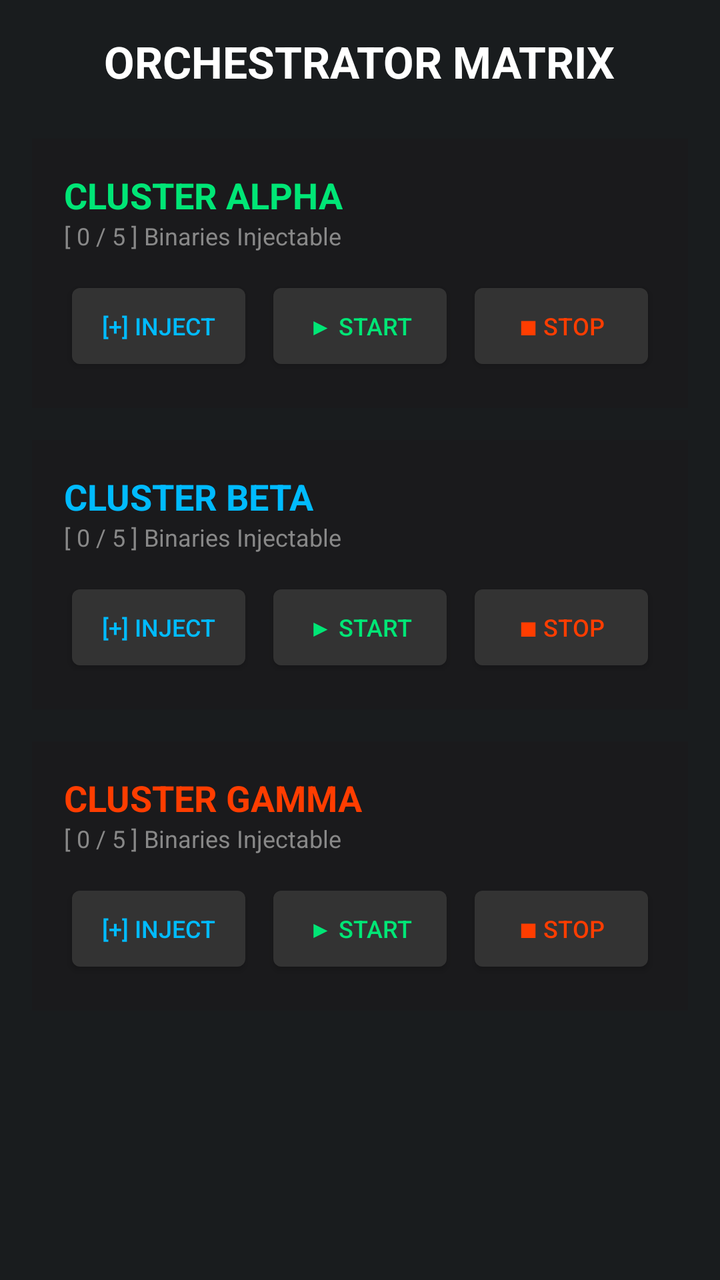
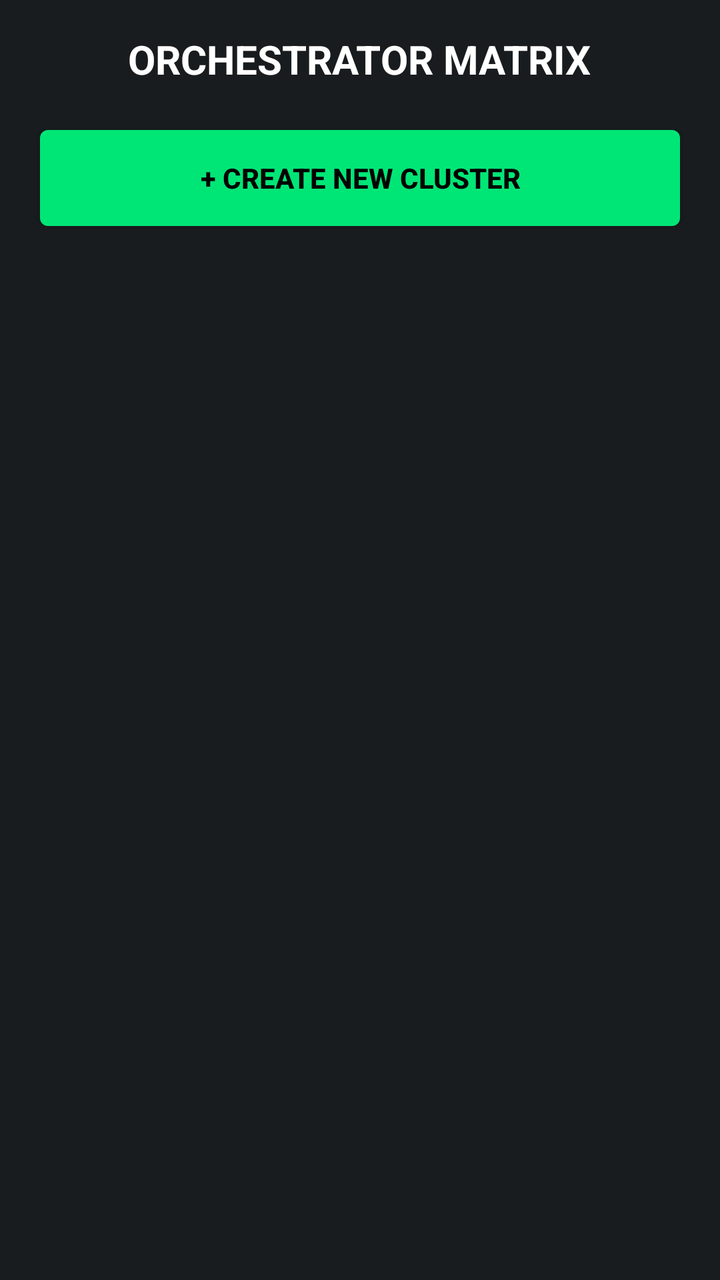

Compare the two renders of this Android layout. The source of the first and the diff that turns it into the second are given below.
<!-- AndroidManifest.xml: application theme android:Theme.DeviceDefault.NoActionBar -->
<!-- res/layout/layout_clusters.xml -->
<?xml version="1.0" encoding="utf-8"?>
<ScrollView xmlns:android="http://schemas.android.com/apk/res/android"
    android:layout_width="match_parent" android:layout_height="match_parent" android:padding="16dp">
    <LinearLayout android:layout_width="match_parent" android:layout_height="wrap_content" android:orientation="vertical" android:layout_marginBottom="90dp">
        
        <TextView android:layout_width="wrap_content" android:layout_height="wrap_content" android:text="ORCHESTRATOR MATRIX" android:textColor="#FFFFFF" android:textSize="22sp" android:textStyle="bold" android:layout_marginBottom="24dp" android:layout_gravity="center"/>

        
        <LinearLayout android:layout_width="match_parent" android:layout_height="wrap_content" android:orientation="vertical" android:background="#1A1A1C" android:padding="16dp" android:layout_marginBottom="16dp">
            <TextView android:layout_width="wrap_content" android:layout_height="wrap_content" android:text="CLUSTER ALPHA" android:textColor="#00E676" android:textStyle="bold" android:textSize="18sp"/>
            <TextView android:id="@+id/tvAlphaStatus" android:layout_width="wrap_content" android:layout_height="wrap_content" android:text="[ 0 / 5 ] Binaries Injectable" android:textColor="#888888" android:textSize="12sp" android:layout_marginBottom="12dp"/>
            <LinearLayout android:layout_width="match_parent" android:layout_height="wrap_content" android:orientation="horizontal" android:weightSum="3">
                <Button android:id="@+id/btnAlphaInject" android:layout_width="0dp" android:layout_height="50dp" android:layout_weight="1" android:text="[+] INJECT" android:backgroundTint="#333333" android:textColor="#00BBFF" android:textSize="12sp" android:layout_marginRight="4dp"/>
                <Button android:id="@+id/btnAlphaStart" android:layout_width="0dp" android:layout_height="50dp" android:layout_weight="1" android:text="▶ START" android:backgroundTint="#333333" android:textColor="#00E676" android:textSize="12sp" android:layout_marginHorizontal="2dp"/>
                <Button android:id="@+id/btnAlphaStop" android:layout_width="0dp" android:layout_height="50dp" android:layout_weight="1" android:text="■ STOP" android:backgroundTint="#333333" android:textColor="#FF3D00" android:textSize="12sp" android:layout_marginLeft="4dp"/>
            </LinearLayout>
        </LinearLayout>

        
        <LinearLayout android:layout_width="match_parent" android:layout_height="wrap_content" android:orientation="vertical" android:background="#1A1A1C" android:padding="16dp" android:layout_marginBottom="16dp">
            <TextView android:layout_width="wrap_content" android:layout_height="wrap_content" android:text="CLUSTER BETA" android:textColor="#00BBFF" android:textStyle="bold" android:textSize="18sp"/>
            <TextView android:id="@+id/tvBetaStatus" android:layout_width="wrap_content" android:layout_height="wrap_content" android:text="[ 0 / 5 ] Binaries Injectable" android:textColor="#888888" android:textSize="12sp" android:layout_marginBottom="12dp"/>
            <LinearLayout android:layout_width="match_parent" android:layout_height="wrap_content" android:orientation="horizontal" android:weightSum="3">
                <Button android:id="@+id/btnBetaInject" android:layout_width="0dp" android:layout_height="50dp" android:layout_weight="1" android:text="[+] INJECT" android:backgroundTint="#333333" android:textColor="#00BBFF" android:textSize="12sp" android:layout_marginRight="4dp"/>
                <Button android:id="@+id/btnBetaStart" android:layout_width="0dp" android:layout_height="50dp" android:layout_weight="1" android:text="▶ START" android:backgroundTint="#333333" android:textColor="#00E676" android:textSize="12sp" android:layout_marginHorizontal="2dp"/>
                <Button android:id="@+id/btnBetaStop" android:layout_width="0dp" android:layout_height="50dp" android:layout_weight="1" android:text="■ STOP" android:backgroundTint="#333333" android:textColor="#FF3D00" android:textSize="12sp" android:layout_marginLeft="4dp"/>
            </LinearLayout>
        </LinearLayout>

        
        <LinearLayout android:layout_width="match_parent" android:layout_height="wrap_content" android:orientation="vertical" android:background="#1A1A1C" android:padding="16dp" android:layout_marginBottom="16dp">
            <TextView android:layout_width="wrap_content" android:layout_height="wrap_content" android:text="CLUSTER GAMMA" android:textColor="#FF3D00" android:textStyle="bold" android:textSize="18sp"/>
            <TextView android:id="@+id/tvGammaStatus" android:layout_width="wrap_content" android:layout_height="wrap_content" android:text="[ 0 / 5 ] Binaries Injectable" android:textColor="#888888" android:textSize="12sp" android:layout_marginBottom="12dp"/>
            <LinearLayout android:layout_width="match_parent" android:layout_height="wrap_content" android:orientation="horizontal" android:weightSum="3">
                <Button android:id="@+id/btnGammaInject" android:layout_width="0dp" android:layout_height="50dp" android:layout_weight="1" android:text="[+] INJECT" android:backgroundTint="#333333" android:textColor="#00BBFF" android:textSize="12sp" android:layout_marginRight="4dp"/>
                <Button android:id="@+id/btnGammaStart" android:layout_width="0dp" android:layout_height="50dp" android:layout_weight="1" android:text="▶ START" android:backgroundTint="#333333" android:textColor="#00E676" android:textSize="12sp" android:layout_marginHorizontal="2dp"/>
                <Button android:id="@+id/btnGammaStop" android:layout_width="0dp" android:layout_height="50dp" android:layout_weight="1" android:text="■ STOP" android:backgroundTint="#333333" android:textColor="#FF3D00" android:textSize="12sp" android:layout_marginLeft="4dp"/>
            </LinearLayout>
        </LinearLayout>
    </LinearLayout>
</ScrollView>
<!-- resources referenced by this layout -->
<resources>

</resources>

<!-- the commit's change to res/layout/layout_clusters.xml (unified diff, before → after) -->
@@ -1,41 +1,11 @@
 <?xml version="1.0" encoding="utf-8"?>
-<ScrollView xmlns:android="http://schemas.android.com/apk/res/android"
-    android:layout_width="match_parent" android:layout_height="match_parent" android:padding="16dp">
-    <LinearLayout android:layout_width="match_parent" android:layout_height="wrap_content" android:orientation="vertical" android:layout_marginBottom="90dp">
-        
-        <TextView android:layout_width="wrap_content" android:layout_height="wrap_content" android:text="ORCHESTRATOR MATRIX" android:textColor="#FFFFFF" android:textSize="22sp" android:textStyle="bold" android:layout_marginBottom="24dp" android:layout_gravity="center"/>
-
-        
-        <LinearLayout android:layout_width="match_parent" android:layout_height="wrap_content" android:orientation="vertical" android:background="#1A1A1C" android:padding="16dp" android:layout_marginBottom="16dp">
-            <TextView android:layout_width="wrap_content" android:layout_height="wrap_content" android:text="CLUSTER ALPHA" android:textColor="#00E676" android:textStyle="bold" android:textSize="18sp"/>
-            <TextView android:id="@+id/tvAlphaStatus" android:layout_width="wrap_content" android:layout_height="wrap_content" android:text="[ 0 / 5 ] Binaries Injectable" android:textColor="#888888" android:textSize="12sp" android:layout_marginBottom="12dp"/>
-            <LinearLayout android:layout_width="match_parent" android:layout_height="wrap_content" android:orientation="horizontal" android:weightSum="3">
-                <Button android:id="@+id/btnAlphaInject" android:layout_width="0dp" android:layout_height="50dp" android:layout_weight="1" android:text="[+] INJECT" android:backgroundTint="#333333" android:textColor="#00BBFF" android:textSize="12sp" android:layout_marginRight="4dp"/>
-                <Button android:id="@+id/btnAlphaStart" android:layout_width="0dp" android:layout_height="50dp" android:layout_weight="1" android:text="▶ START" android:backgroundTint="#333333" android:textColor="#00E676" android:textSize="12sp" android:layout_marginHorizontal="2dp"/>
-                <Button android:id="@+id/btnAlphaStop" android:layout_width="0dp" android:layout_height="50dp" android:layout_weight="1" android:text="■ STOP" android:backgroundTint="#333333" android:textColor="#FF3D00" android:textSize="12sp" android:layout_marginLeft="4dp"/>
-            </LinearLayout>
+<RelativeLayout xmlns:android="http://schemas.android.com/apk/res/android"
+    android:layout_width="match_parent" android:layout_height="match_parent">
+    <ScrollView android:layout_width="match_parent" android:layout_height="match_parent" android:padding="16dp">
+        <LinearLayout android:id="@+id/clusterContainer" android:layout_width="match_parent" android:layout_height="wrap_content" android:orientation="vertical" android:layout_marginBottom="90dp">
+            <TextView android:layout_width="wrap_content" android:layout_height="wrap_content" android:text="ORCHESTRATOR MATRIX" android:textColor="#FFFFFF" android:textSize="20sp" android:textStyle="bold" android:layout_marginBottom="16dp" android:layout_gravity="center"/>
+            <Button android:id="@+id/btnAddCluster" android:layout_width="match_parent" android:layout_height="60dp" android:text="+ CREATE NEW CLUSTER" android:backgroundTint="#00E676" android:textColor="#000000" android:textStyle="bold" android:layout_marginBottom="24dp"/>
+            
         </LinearLayout>
-
-        
-        <LinearLayout android:layout_width="match_parent" android:layout_height="wrap_content" android:orientation="vertical" android:background="#1A1A1C" android:padding="16dp" android:layout_marginBottom="16dp">
-            <TextView android:layout_width="wrap_content" android:layout_height="wrap_content" android:text="CLUSTER BETA" android:textColor="#00BBFF" android:textStyle="bold" android:textSize="18sp"/>
-            <TextView android:id="@+id/tvBetaStatus" android:layout_width="wrap_content" android:layout_height="wrap_content" android:text="[ 0 / 5 ] Binaries Injectable" android:textColor="#888888" android:textSize="12sp" android:layout_marginBottom="12dp"/>
-            <LinearLayout android:layout_width="match_parent" android:layout_height="wrap_content" android:orientation="horizontal" android:weightSum="3">
-                <Button android:id="@+id/btnBetaInject" android:layout_width="0dp" android:layout_height="50dp" android:layout_weight="1" android:text="[+] INJECT" android:backgroundTint="#333333" android:textColor="#00BBFF" android:textSize="12sp" android:layout_marginRight="4dp"/>
-                <Button android:id="@+id/btnBetaStart" android:layout_width="0dp" android:layout_height="50dp" android:layout_weight="1" android:text="▶ START" android:backgroundTint="#333333" android:textColor="#00E676" android:textSize="12sp" android:layout_marginHorizontal="2dp"/>
-                <Button android:id="@+id/btnBetaStop" android:layout_width="0dp" android:layout_height="50dp" android:layout_weight="1" android:text="■ STOP" android:backgroundTint="#333333" android:textColor="#FF3D00" android:textSize="12sp" android:layout_marginLeft="4dp"/>
-            </LinearLayout>
-        </LinearLayout>
-
-        
-        <LinearLayout android:layout_width="match_parent" android:layout_height="wrap_content" android:orientation="vertical" android:background="#1A1A1C" android:padding="16dp" android:layout_marginBottom="16dp">
-            <TextView android:layout_width="wrap_content" android:layout_height="wrap_content" android:text="CLUSTER GAMMA" android:textColor="#FF3D00" android:textStyle="bold" android:textSize="18sp"/>
-            <TextView android:id="@+id/tvGammaStatus" android:layout_width="wrap_content" android:layout_height="wrap_content" android:text="[ 0 / 5 ] Binaries Injectable" android:textColor="#888888" android:textSize="12sp" android:layout_marginBottom="12dp"/>
-            <LinearLayout android:layout_width="match_parent" android:layout_height="wrap_content" android:orientation="horizontal" android:weightSum="3">
-                <Button android:id="@+id/btnGammaInject" android:layout_width="0dp" android:layout_height="50dp" android:layout_weight="1" android:text="[+] INJECT" android:backgroundTint="#333333" android:textColor="#00BBFF" android:textSize="12sp" android:layout_marginRight="4dp"/>
-                <Button android:id="@+id/btnGammaStart" android:layout_width="0dp" android:layout_height="50dp" android:layout_weight="1" android:text="▶ START" android:backgroundTint="#333333" android:textColor="#00E676" android:textSize="12sp" android:layout_marginHorizontal="2dp"/>
-                <Button android:id="@+id/btnGammaStop" android:layout_width="0dp" android:layout_height="50dp" android:layout_weight="1" android:text="■ STOP" android:backgroundTint="#333333" android:textColor="#FF3D00" android:textSize="12sp" android:layout_marginLeft="4dp"/>
-            </LinearLayout>
-        </LinearLayout>
-    </LinearLayout>
-</ScrollView>
+    </ScrollView>
+</RelativeLayout>
